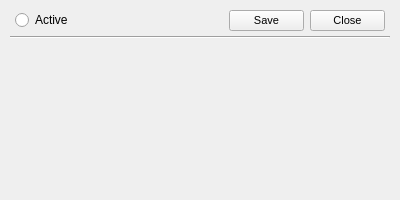
This is src/Applications/TransferFunctions/Ui/TFHolderUI.ui in JanKolomaznik/MedV4D as Qt 5 draws it before an edit. The edited form follows.
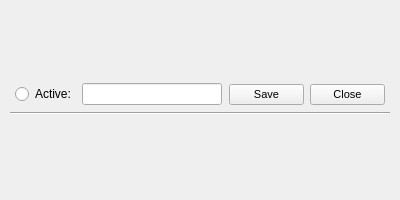
This is the edited form.

```diff
--- a/src/Applications/TransferFunctions/Ui/TFHolderUI.ui
+++ b/src/Applications/TransferFunctions/Ui/TFHolderUI.ui
@@ -45,10 +45,26 @@
      <number>10</number>
     </property>
     <item>
+     <widget class="QWidget" name="widget" native="true">
+      <property name="minimumSize">
+       <size>
+        <width>0</width>
+        <height>40</height>
+       </size>
+      </property>
+      <property name="maximumSize">
+       <size>
+        <width>16777215</width>
+        <height>40</height>
+       </size>
+      </property>
      <layout class="QVBoxLayout" name="topLayout">
       <property name="spacing">
        <number>0</number>
       </property>
+       <property name="margin">
+        <number>0</number>
+       </property>
       <item>
        <widget class="QWidget" name="buttonsWidget" native="true">
         <property name="maximumSize">
@@ -64,7 +80,32 @@
          <item>
           <widget class="QRadioButton" name="activateButton">
            <property name="text">
-            <string>Active</string>
+             <string>Active:</string>
+            </property>
+           </widget>
+          </item>
+          <item>
+           <widget class="QLineEdit" name="nameEdit">
+            <property name="minimumSize">
+             <size>
+              <width>140</width>
+              <height>0</height>
+             </size>
+            </property>
+            <property name="maximumSize">
+             <size>
+              <width>16777215</width>
+              <height>16777215</height>
+             </size>
+            </property>
+            <property name="focusPolicy">
+             <enum>Qt::StrongFocus</enum>
+            </property>
+            <property name="text">
+             <string/>
+            </property>
+            <property name="maxLength">
+             <number>50</number>
            </property>
           </widget>
          </item>
@@ -134,19 +175,7 @@
        </widget>
       </item>
      </layout>
-    </item>
-    <item>
-     <spacer name="verticalSpacer">
-      <property name="orientation">
-       <enum>Qt::Vertical</enum>
-      </property>
-      <property name="sizeHint" stdset="0">
-       <size>
-        <width>20</width>
-        <height>40</height>
-       </size>
-      </property>
-     </spacer>
+     </widget>
     </item>
    </layout>
   </widget>
```
Lines whose indentation alone changed are shown as unchanged.
